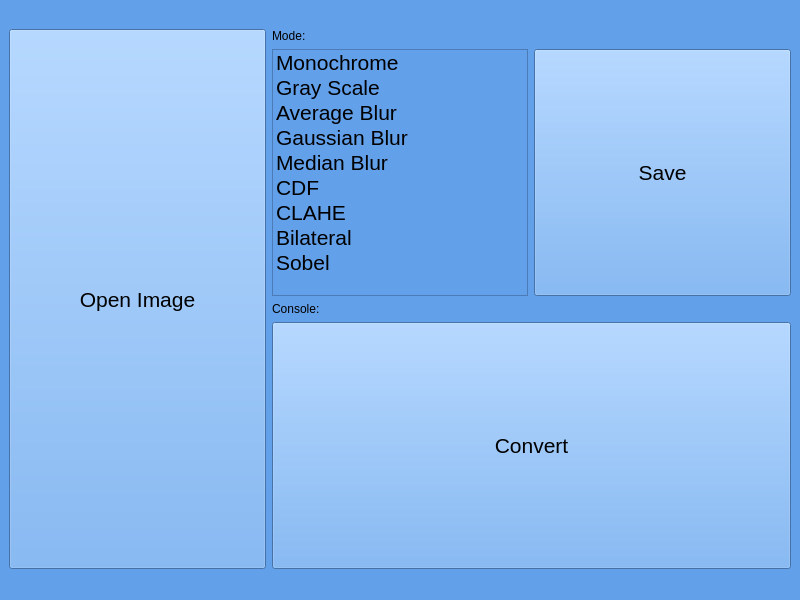
Old version of the form rootwindow.ui in the repository ariaamadeus/Image-Processing.
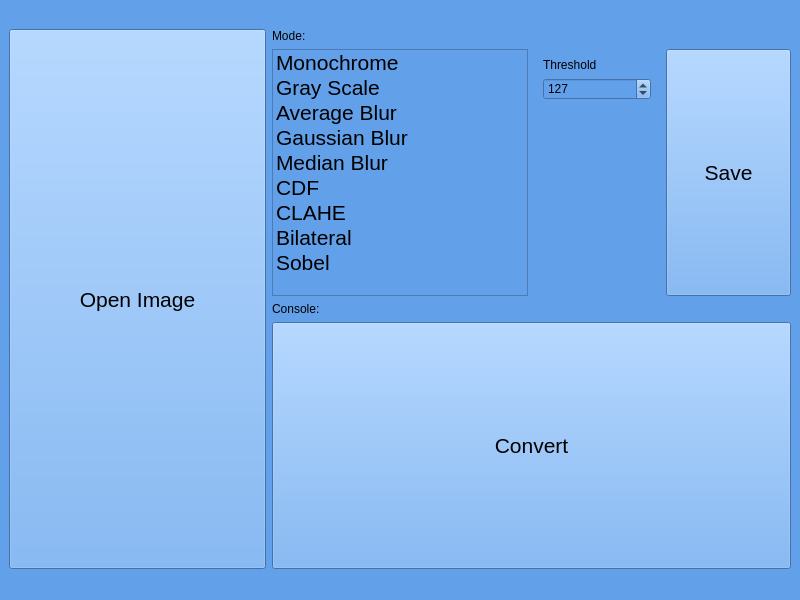
New version of the form.

The edit to the form file:
```diff
--- a/rootwindow.ui
+++ b/rootwindow.ui
@@ -178,6 +178,64 @@
           </item>
          </widget>
         </item>
+        <item>
+         <widget class="QStackedWidget" name="stackedWidget">
+          <property name="sizePolicy">
+           <sizepolicy hsizetype="Preferred" vsizetype="Preferred">
+            <horstretch>0</horstretch>
+            <verstretch>0</verstretch>
+           </sizepolicy>
+          </property>
+          <property name="currentIndex">
+           <number>0</number>
+          </property>
+          <widget class="QWidget" name="page">
+           <layout class="QVBoxLayout" name="verticalLayout_2">
+            <item>
+             <layout class="QGridLayout" name="gridLayout_2">
+              <item row="0" column="0">
+               <widget class="QLabel" name="label_2">
+                <property name="sizePolicy">
+                 <sizepolicy hsizetype="Preferred" vsizetype="Preferred">
+                  <horstretch>0</horstretch>
+                  <verstretch>0</verstretch>
+                 </sizepolicy>
+                </property>
+                <property name="text">
+                 <string>Threshold</string>
+                </property>
+               </widget>
+              </item>
+              <item row="1" column="0">
+               <widget class="QSpinBox" name="spinBox">
+                <property name="maximum">
+                 <number>255</number>
+                </property>
+                <property name="value">
+                 <number>127</number>
+                </property>
+               </widget>
+              </item>
+              <item row="2" column="0">
+               <spacer name="verticalSpacer">
+                <property name="orientation">
+                 <enum>Qt::Vertical</enum>
+                </property>
+                <property name="sizeHint" stdset="0">
+                 <size>
+                  <width>20</width>
+                  <height>40</height>
+                 </size>
+                </property>
+               </spacer>
+              </item>
+             </layout>
+            </item>
+           </layout>
+          </widget>
+          <widget class="QWidget" name="page_2"/>
+         </widget>
+        </item>
         <item>
          <widget class="QPushButton" name="saveBut">
           <property name="sizePolicy">
```
Left out of the diff: 8 changed lines with no effect on the pictures.
